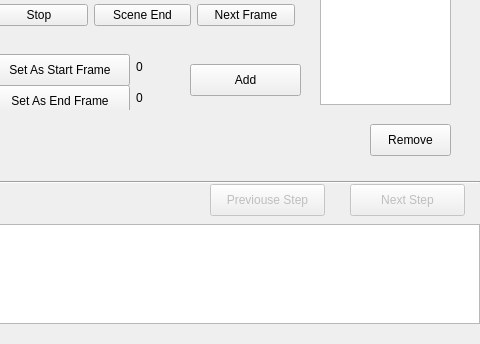
The window that mainwindow.ui (wjkcow/VideoDT) describes before a commit, drawn with Qt 5; both pictures show x 520 to 1000 and y 356 to 700 of the 1000 by 700 pixel window.
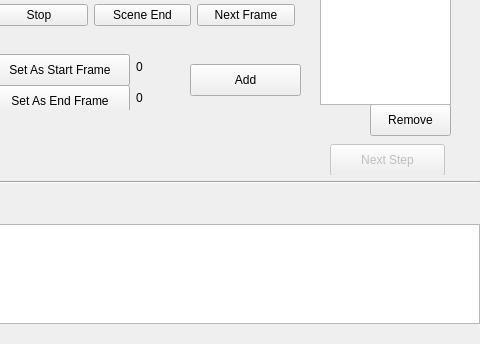
The same window after the commit. The open tabs and pages were chosen to show the change.

```diff
--- a/mainwindow.ui
+++ b/mainwindow.ui
@@ -48,34 +48,6 @@
      </rect>
     </property>
    </widget>
-   <widget class="QPushButton" name="nextStepButton">
-    <property name="enabled">
-     <bool>false</bool>
-    </property>
-    <property name="geometry">
-     <rect>
-      <x>870</x>
-      <y>540</y>
-      <width>115</width>
-      <height>32</height>
-     </rect>
-    </property>
-    <property name="text">
-     <string>Next Step</string>
-    </property>
-    <property name="checkable">
-     <bool>false</bool>
-    </property>
-    <property name="autoDefault">
-     <bool>false</bool>
-    </property>
-    <property name="default">
-     <bool>false</bool>
-    </property>
-    <property name="flat">
-     <bool>false</bool>
-    </property>
-   </widget>
    <widget class="QStackedWidget" name="stackedWidget">
     <property name="geometry">
      <rect>
@@ -698,7 +670,7 @@
        <property name="geometry">
         <rect>
          <x>390</x>
-         <y>470</y>
+         <y>450</y>
          <width>81</width>
          <height>32</height>
         </rect>
@@ -717,6 +689,34 @@
         </rect>
        </property>
       </widget>
+      <widget class="QPushButton" name="nextStepButton">
+       <property name="enabled">
+        <bool>false</bool>
+       </property>
+       <property name="geometry">
+        <rect>
+         <x>350</x>
+         <y>490</y>
+         <width>115</width>
+         <height>32</height>
+        </rect>
+       </property>
+       <property name="text">
+        <string>Next Step</string>
+       </property>
+       <property name="checkable">
+        <bool>false</bool>
+       </property>
+       <property name="autoDefault">
+        <bool>false</bool>
+       </property>
+       <property name="default">
+        <bool>false</bool>
+       </property>
+       <property name="flat">
+        <bool>false</bool>
+       </property>
+      </widget>
      </widget>
     </widget>
     <widget class="QWidget" name="result">
@@ -1131,22 +1131,6 @@
      <enum>Qt::Horizontal</enum>
     </property>
    </widget>
-   <widget class="QPushButton" name="pushButton_5">
-    <property name="enabled">
-     <bool>false</bool>
-    </property>
-    <property name="geometry">
-     <rect>
-      <x>730</x>
-      <y>540</y>
-      <width>115</width>
-      <height>32</height>
-     </rect>
-    </property>
-    <property name="text">
-     <string>Previouse Step</string>
-    </property>
-   </widget>
   </widget>
   <widget class="QStatusBar" name="statusbar">
    <property name="sizeGripEnabled">
```
Left out of the diff: 10 changed lines with no effect on the pictures.
